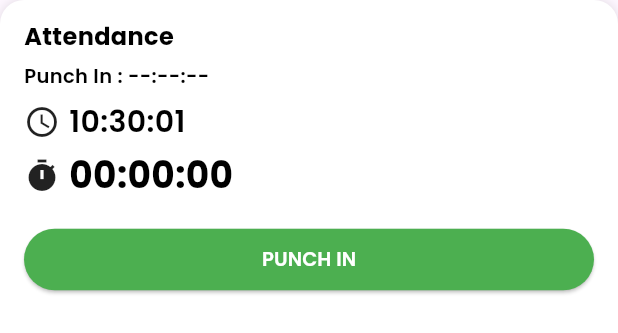
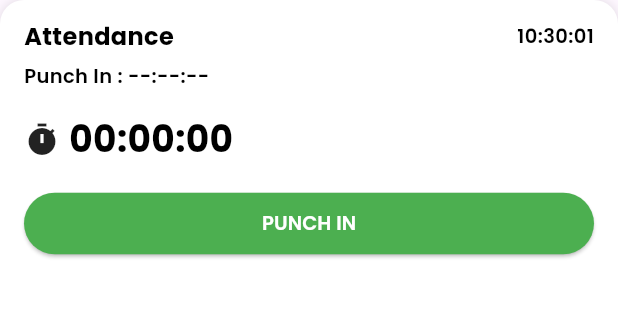
Before and after one commit to sravansatheesh123/gharshub, a Flutter app: the AttendanceWidget widget shown alone on an empty page, opened directly, on a phone screen of 412 x 824 dp. Shown: the top 333 px of the screen. Run offline on Flutter 3.47's test engine with Material 3 defaults, Android fonts, the phone set to English and light mode, and no system bars; our stand-ins replace app_links, flutter_svg, get, google_fonts, loading_animation_widget, shared_preferences; accounts and stored records are empty.

Commit message:
live timer

```diff
--- a/lib/screen/dashboard/widget/attendance_widget.dart
+++ b/lib/screen/dashboard/widget/attendance_widget.dart
@@ -25,10 +25,19 @@ class AttendanceWidget extends StatelessWidget {
         child: Column(
           crossAxisAlignment: CrossAxisAlignment.start,
           children: [
-            AppText(
-              "Attendance",
-              fontSize: 16,
-              fontWeight: FontWeight.bold,
+            Row(
+              mainAxisAlignment: MainAxisAlignment.spaceBetween,
+              children: [
+                AppText(
+                  "Attendance",
+                  fontSize: 16,
+                  fontWeight: FontWeight.bold,
+                ),
+                AppText(
+                  controller.currentClock,
+                  fontWeight: FontWeight.w600,
+                ),
+              ],
             ),
             const SizedBox(height: 12),
 
@@ -36,18 +45,18 @@ class AttendanceWidget extends StatelessWidget {
             AppText("Punch In : ${controller.punchInFormatted}"),
             const SizedBox(height: 12),
 
-            // current running clock
-            Row(
-              children: [
-                const Icon(Icons.access_time),
-                const SizedBox(width: 6),
-                AppText(
-                  controller.currentClock,
-                  fontSize: 20,
-                  fontWeight: FontWeight.w600,
-                ),
-              ],
-            ),
+            // // current running clock
+            // Row(
+            //   children: [
+            //     const Icon(Icons.access_time),
+            //     const SizedBox(width: 6),
+            //     AppText(
+            //       controller.currentClock,
+            //       fontSize: 20,
+            //       fontWeight: FontWeight.w600,
+            //     ),
+            //   ],
+            // ),
 
             const SizedBox(height: 12),
 
```
